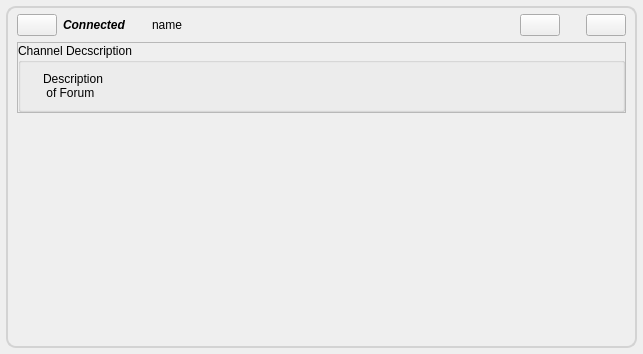
Above: retroshare-gui/src/gui/feeds/ChanNewItem.ui from RetroShare/RetroShare before the change. Below: the same form after it.
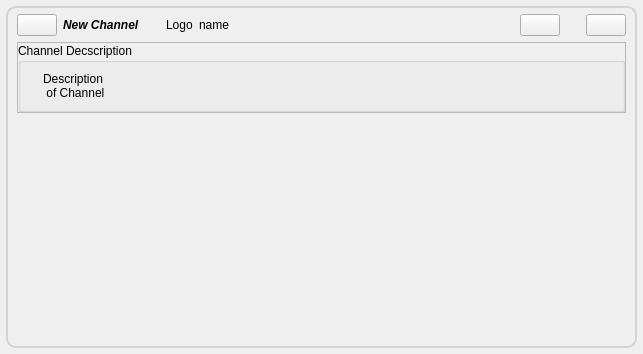
That is the form after the change. Icons and pictures are not drawn.

Commit message: added to display on New Channel Feed Item Channel logo when available

```diff
--- a/retroshare-gui/src/gui/feeds/ChanNewItem.ui
+++ b/retroshare-gui/src/gui/feeds/ChanNewItem.ui
@@ -82,7 +82,7 @@
            </font>
           </property>
           <property name="text">
-           <string>Connected</string>
+           <string>New Channel</string>
           </property>
          </widget>
         </item>
@@ -102,6 +102,22 @@
           </property>
          </spacer>
         </item>
+        <item>
+         <widget class="QLabel" name="logo_label">
+          <property name="maximumSize">
+           <size>
+            <width>32</width>
+            <height>32</height>
+           </size>
+          </property>
+          <property name="text">
+           <string>Logo</string>
+          </property>
+          <property name="scaledContents">
+           <bool>true</bool>
+          </property>
+         </widget>
+        </item>
         <item>
          <widget class="QLabel" name="nameLabel">
           <property name="text">
@@ -199,7 +215,7 @@
           <number>0</number>
          </property>
          <item>
-          <widget class="QGroupBox" name="">
+          <widget class="QGroupBox" name="groupBox">
            <property name="title">
             <string>Channel Decscription</string>
            </property>
@@ -224,7 +240,7 @@
               </property>
               <property name="text">
                <string>Description 
- of Forum</string>
+ of Channel</string>
               </property>
              </widget>
             </item>
```
Left out of the diff: 1 changed line with no effect on the pictures. The commit also changes 1 other file.
